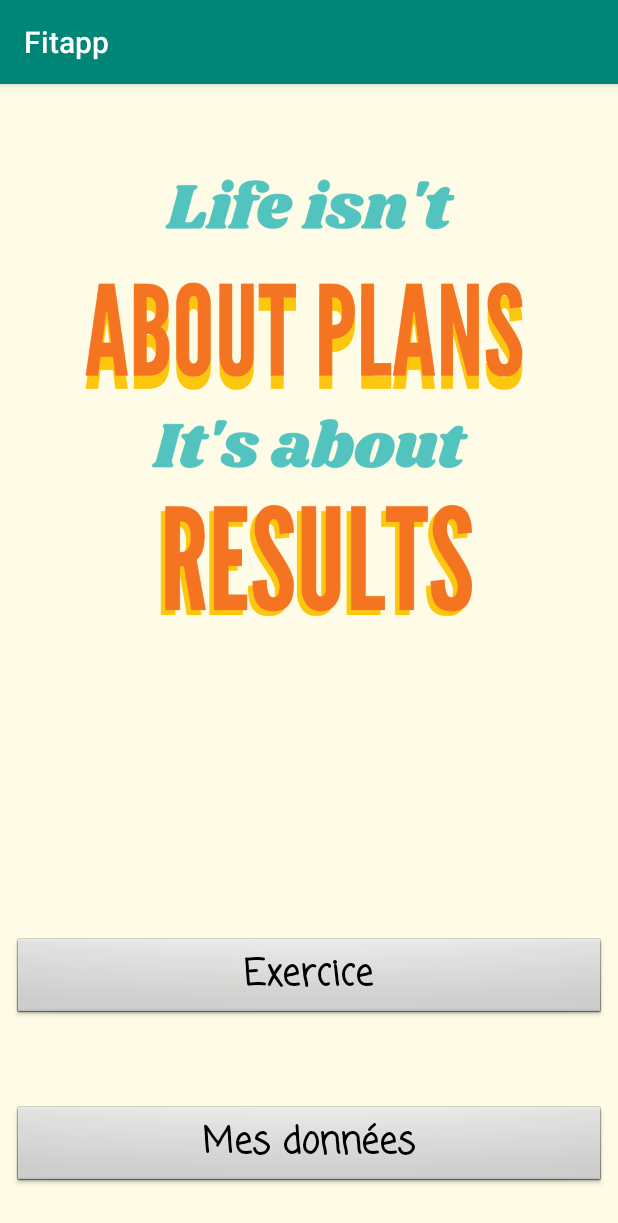
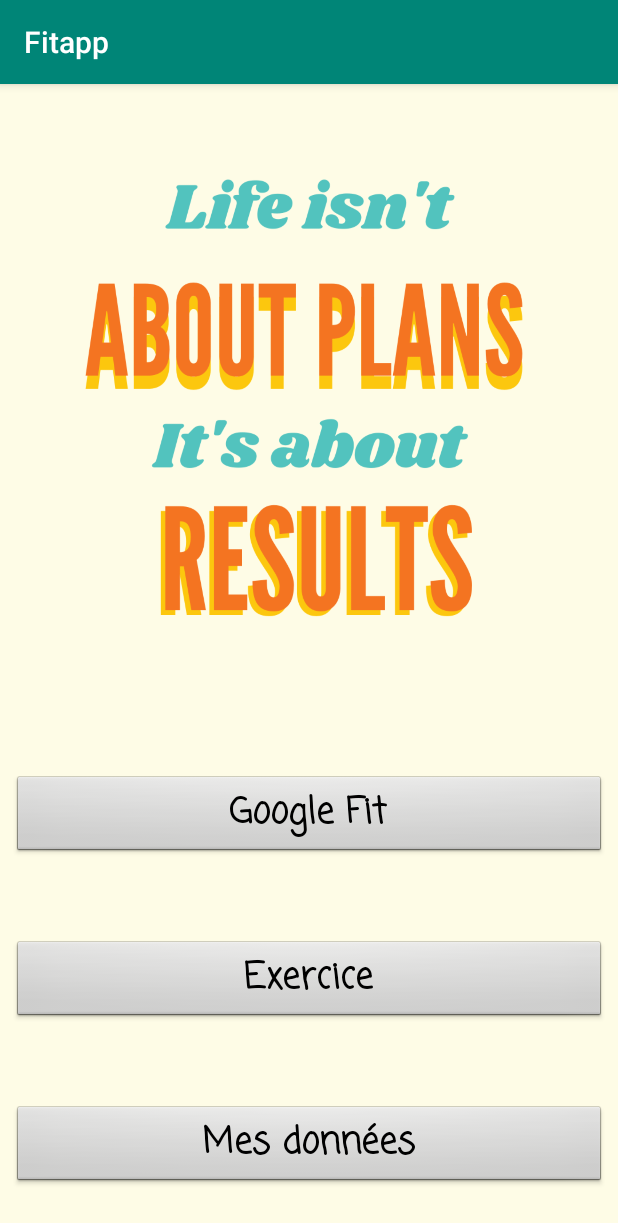
Before and after one commit to MikailINTech/fitapp, an Android app: the screen it shows after launch (MainActivity), on a phone screen of 412 x 824 dp. Shown: the top 1223 px of the screen. Run offline under Robolectric (Android 15) with nearby library versions, the phone set to English and light mode, and no system bars.

Commit message:
j'ai ENFIN REUSSI

```diff
--- a/Fitapp/app/build.gradle
+++ b/Fitapp/app/build.gradle
@@ -17,6 +17,10 @@ android {
             proguardFiles getDefaultProguardFile('proguard-android-optimize.txt'), 'proguard-rules.pro'
         }
     }
+    compileOptions {
+        sourceCompatibility = 1.8
+        targetCompatibility = 1.8
+    }
 }
 
 dependencies {
@@ -27,4 +31,6 @@ dependencies {
     androidTestImplementation 'androidx.test.ext:junit:1.1.1'
     androidTestImplementation 'androidx.test.espresso:espresso-core:3.2.0'
     implementation 'com.google.android.gms:play-services-fitness:18.0.0'
+    implementation 'com.google.android.gms:play-services-auth:17.0.0'
+    implementation 'com.google.android.gms:play-services-auth:17.0.0'
 }
--- a/Fitapp/app/src/main/java/com/example/fitapp/MainActivity.java
+++ b/Fitapp/app/src/main/java/com/example/fitapp/MainActivity.java
@@ -1,11 +1,11 @@
 package com.example.fitapp;
-
-import androidx.appcompat.app.AppCompatActivity;
 
 import android.content.Intent;
 import android.os.Bundle;
 import android.view.View;
 import android.widget.Button;
+
+import androidx.appcompat.app.AppCompatActivity;
 
 public class MainActivity extends AppCompatActivity {
 
@@ -17,6 +17,7 @@ public class MainActivity extends AppCompatActivity {
         /*Déclaration des boutons*/
         final Button dataButton = findViewById(R.id.dataButton);
         final Button exerciceButton = findViewById(R.id.exerciceButton);
+        final Button googleButton=findViewById(R.id.googleButton);
 
         /*Appel du layout des données*/
         dataButton.setOnClickListener(new View.OnClickListener() {
@@ -38,5 +39,15 @@ public class MainActivity extends AppCompatActivity {
 
             }
         });
+
+        /*Appel du layout Google Fit*/
+        googleButton.setOnClickListener(new View.OnClickListener() {
+            @Override
+            public void onClick(View v) {
+                Intent intent = new Intent(MainActivity.this, googleFitActivity.class);
+                startActivityForResult(intent, 0);
+
+            }
+        });
     }
 }
--- a/Fitapp/app/src/main/res/layout/activity_main.xml
+++ b/Fitapp/app/src/main/res/layout/activity_main.xml
@@ -26,17 +26,35 @@
         tools:ignore="NotSibling" />
 
     <Button
+        android:id="@+id/googleButton"
+        style="@android:style/Widget.Button"
+        android:layout_width="match_parent"
+        android:layout_height="0dp"
+        android:layout_marginStart="8dp"
+        android:layout_marginEnd="8dp"
+        android:layout_marginBottom="252dp"
+        android:fontFamily="casual"
+        android:text="Google Fit"
+        android:textSize="24sp"
+        android:textStyle="bold"
+        app:layout_constraintBottom_toBottomOf="parent"
+        app:layout_constraintEnd_toEndOf="parent"
+        app:layout_constraintHorizontal_bias="0.0"
+        app:layout_constraintStart_toStartOf="parent"
+        tools:ignore="NotSibling" />
+
+    <Button
         android:id="@+id/exerciceButton"
         style="@android:style/Widget.Button"
         android:layout_width="match_parent"
         android:layout_height="0dp"
         android:layout_marginStart="8dp"
         android:layout_marginEnd="8dp"
-        android:layout_marginBottom="144dp"
+        android:layout_marginBottom="142dp"
         android:fontFamily="casual"
+        android:text="Exercice"
         android:textSize="24sp"
         android:textStyle="bold"
-        android:text="Exercice"
         app:layout_constraintBottom_toBottomOf="parent"
         app:layout_constraintEnd_toEndOf="parent"
         app:layout_constraintHorizontal_bias="1.0"
```
Also changed, not shown: Fitapp/app/src/main/AndroidManifest.xml (+13 -1 lines), Fitapp/app/src/main/java/com/example/fitapp/googleFitActivity.java (added, +175 -0 lines), Fitapp/app/src/main/res/layout/activity_google.xml (added, +39 -0 lines), 8 other files.
